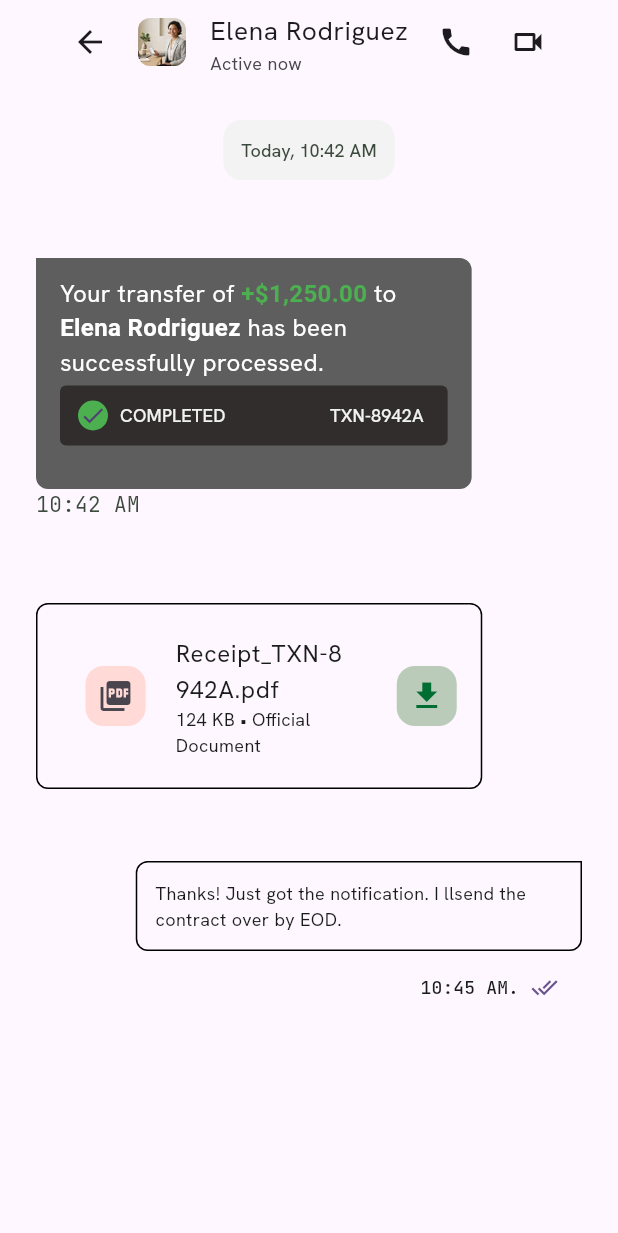
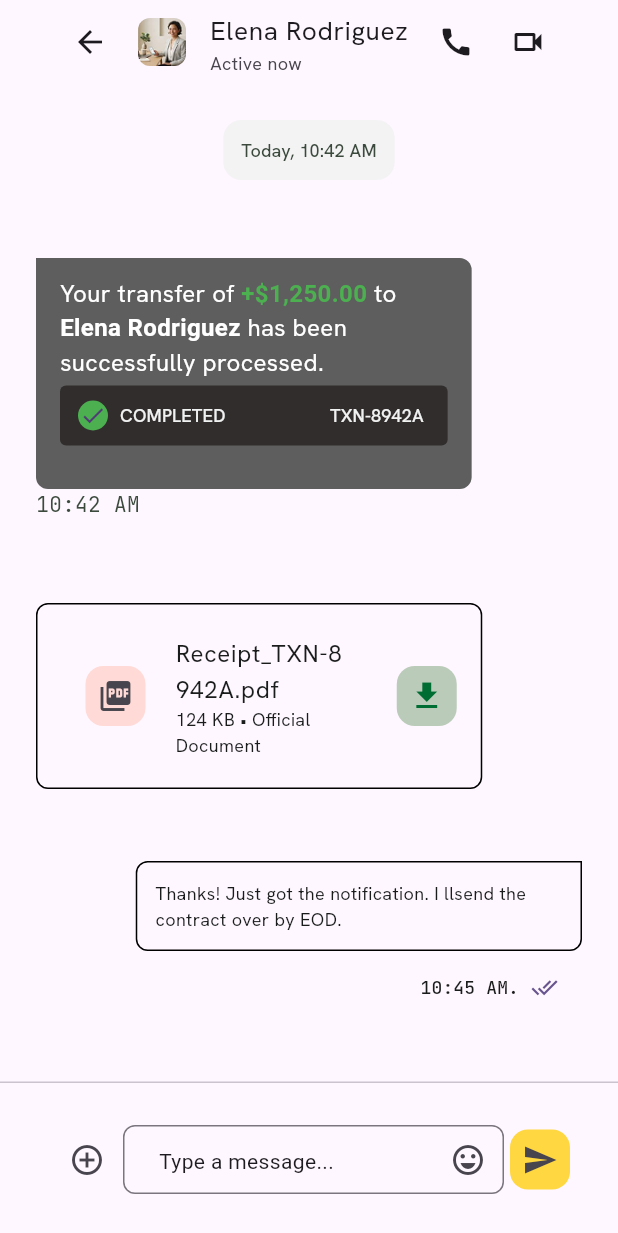
Before and after one commit to aduboakye/CashConnect, a Flutter app: the screen it shows after launch, on a phone screen of 412 x 824 dp. Shown: the top 1233 px of the screen. Run offline on Flutter 3.47's test engine with Material 3 defaults, Android fonts, the phone set to English and light mode, and no system bars; our stand-ins replace animated_text_kit, fl_chart, google_fonts, shimmer, zoom_tap_animation; missing offline and left inert: animate_text, blinking_border, drawing_animation_plus, flutter_shaders_ui, glow_effects, pretty_animated_text.

Commit message:
message page

```diff
--- a/lib/Messaging and support/messaging_page.dart
+++ b/lib/Messaging and support/messaging_page.dart
@@ -62,7 +62,47 @@ class _MessagingPageState extends State<MessagingPage> {
             ],
           ),
         ),
+
       ),
+      persistentFooterButtons: [
+        Container(
+          width: 390,
+          height: 86,
+          padding: EdgeInsetsGeometry.symmetric(vertical: 20,horizontal: 20),
+          child:Row(
+            mainAxisAlignment: MainAxisAlignment.spaceEvenly,
+            crossAxisAlignment: CrossAxisAlignment.center,
+            children: [
+               IconButton(onPressed: (){}, icon: Icon(Icons.add_circle_outline_outlined)),
+                 Flexible(
+                   child: TextField(
+
+                    decoration: InputDecoration(
+                      fillColor: Color(0xFFF3F3F4),
+                      suffixIcon: Icon(Icons.emoji_emotions_outlined),
+                        hint: Text('Type a message...'),
+                        contentPadding: EdgeInsetsGeometry.symmetric(vertical: 16,horizontal: 20),
+                        border: OutlineInputBorder(
+                          borderRadius: BorderRadius.circular(8),
+                        )
+                    ),
+                                   ),
+                 ),
+              IconButton(onPressed: (){},
+                  style: IconButton.styleFrom(
+                    backgroundColor: Colors.amberAccent,
+                    shape: RoundedRectangleBorder(
+                      borderRadius: BorderRadiusGeometry.circular(12)
+                    )
+
+                  ),
+                  icon: Icon(Icons.send)),
+
+
+            ],
+          )
+        )
+      ],
       body: SingleChildScrollView(
         child: Padding(
           padding: EdgeInsetsGeometry.symmetric(vertical: 20, horizontal: 24),
```
